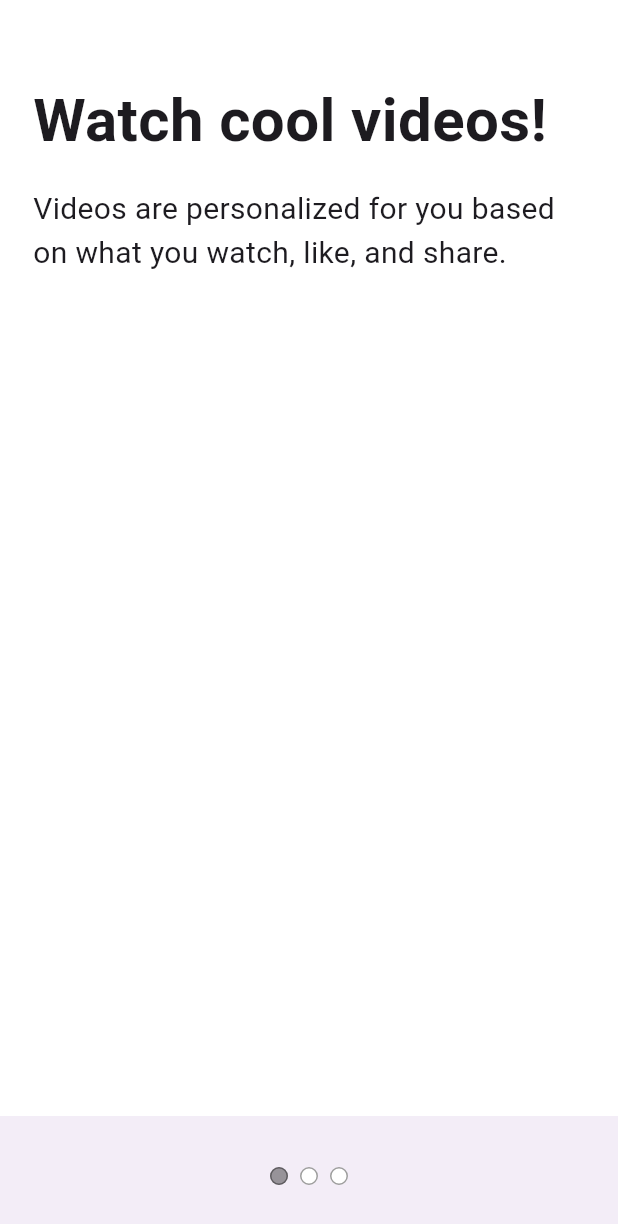
After one commit to BakQ/tiktok_clone, a Flutter app: the TutorialScreen screen opened directly, on a phone screen of 412 x 824 dp. The commit adds this screen. Shown: the top 1224 px of the screen. Run offline on Flutter 3.47's test engine with Material 3 defaults, Android fonts, the phone set to English and light mode, and no system bars; our stand-ins replace font_awesome_flutter.

Commit message:
#5.3 Tutorial Screen

```diff
--- a/lib/features/onboarding/interests_screen.dart
+++ b/lib/features/onboarding/interests_screen.dart
@@ -2,6 +2,7 @@
 import 'package:flutter/material.dart';
 import 'package:tiktok_clone/constants/gaps.dart';
 import 'package:tiktok_clone/constants/sizes.dart';
+import 'package:tiktok_clone/features/onboarding/%08tutorial_screen.dart';
 import 'package:tiktok_clone/features/onboarding/widgets/interest_button.dart';
 
 class InterestsScreen extends StatefulWidget {
@@ -39,6 +40,15 @@
   void dispose() {
     _scrollController.dispose();
     super.dispose();
+  }
+
+  void onNextTap() {
+    Navigator.push(
+      context,
+      MaterialPageRoute(
+        builder: (context) => const TutorialScreen(),
+      ),
+    );
   }
 
   @override
@@ -149,6 +159,8 @@
             left: Sizes.size16,
             right: Sizes.size16,
           ),
+          child: GestureDetector(
+            onTap: onNextTap,
             child: Container(
               padding: const EdgeInsets.symmetric(
                 vertical: Sizes.size16 + Sizes.size2,
@@ -168,6 +180,7 @@
             ),
           ),
         ),
+      ),
     );
   }
 }
--- /dev/null
+++ b/lib/features/onboarding/tutorial_screen.dart
@@ -0,0 +1,116 @@
+import 'package:flutter/material.dart';
+import 'package:tiktok_clone/constants/gaps.dart';
+import 'package:tiktok_clone/constants/sizes.dart';
+
+class TutorialScreen extends StatefulWidget {
+  const TutorialScreen({super.key});
+
+  @override
+  State<TutorialScreen> createState() => _TutorialScreenState();
+}
+
+class _TutorialScreenState extends State<TutorialScreen> {
+  @override
+  Widget build(BuildContext context) {
+    return DefaultTabController(
+      // 부모임 이위젯아래 TabBarView, TabPageSelector 있어야한다.
+      length: 3,
+      child: Scaffold(
+        body: const SafeArea(
+          child: TabBarView(
+            children: [
+              Padding(
+                padding: EdgeInsets.symmetric(
+                  horizontal: Sizes.size20 + Sizes.size2,
+                ),
+                child: Column(
+                  crossAxisAlignment: CrossAxisAlignment.start,
+                  children: [
+                    Gaps.v52,
+                    Text(
+                      "Watch cool videos!",
+                      style: TextStyle(
+                        fontSize: Sizes.size40,
+                        fontWeight: FontWeight.bold,
+                      ),
+                    ),
+                    Gaps.v16,
+                    Text(
+                      "Videos are personalized for you based on what you watch, like, and share.",
+                      style: TextStyle(
+                        fontSize: Sizes.size20,
+                      ),
+                    ),
+                  ],
+                ),
+              ),
+              Padding(
+                padding: EdgeInsets.symmetric(
+                  horizontal: Sizes.size20 + Sizes.size2,
+                ),
+                child: Column(
+                  crossAxisAlignment: CrossAxisAlignment.start,
+                  children: [
+                    Gaps.v52,
+                    Text(
+                      "Follow th rules!",
+                      style: TextStyle(
+                        fontSize: Sizes.size40,
+                        fontWeight: FontWeight.bold,
+                      ),
+                    ),
+                    Gaps.v16,
+                    Text(
+                      "Videos are personalized for you based on what you watch, like, and share.",
+                      style: TextStyle(
+                        fontSize: Sizes.size20,
+                      ),
+                    ),
+                  ],
+                ),
+              ),
+              Padding(
+                padding: EdgeInsets.symmetric(
+                  horizontal: Sizes.size20 + Sizes.size2,
+                ),
+                child: Column(
+                  crossAxisAlignment: CrossAxisAlignment.start,
+                  children: [
+                    Gaps.v52,
+                    Text(
+                      "Enjoy the ride",
+                      style: TextStyle(
+                        fontSize: Sizes.size40,
+                        fontWeight: FontWeight.bold,
+                      ),
+                    ),
+                    Gaps.v16,
+                    Text(
+                      "Videos are personalized for you based on what you watch, like, and share.",
+                      style: TextStyle(
+                        fontSize: Sizes.size20,
+                      ),
+                    ),
+                  ],
+                ),
+              ),
+            ],
+          ),
+        ),
+        bottomNavigationBar: BottomAppBar(
+          child: Container(
+            child: const Row(
+              mainAxisAlignment: MainAxisAlignment.center,
+              children: [
+                TabPageSelector(
+                  color: Colors.white,
+                  selectedColor: Colors.black38,
+                ),
+              ],
+            ),
+          ),
+        ),
+      ),
+    );
+  }
+}
```
Lines whose indentation alone changed are shown as unchanged.
